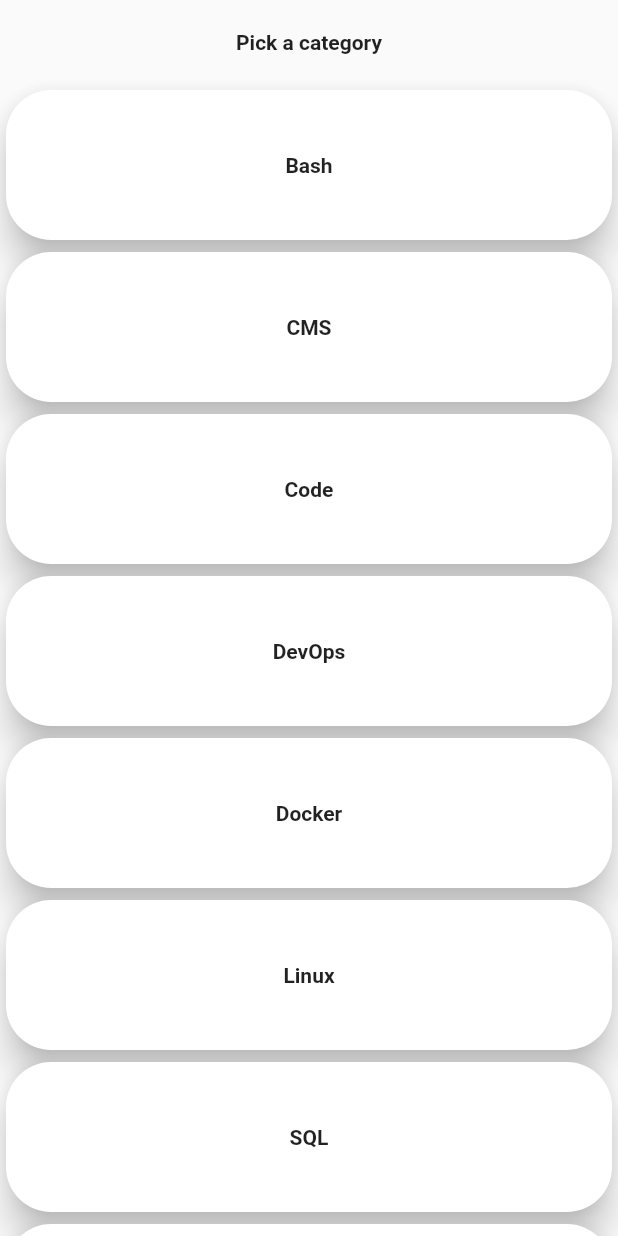
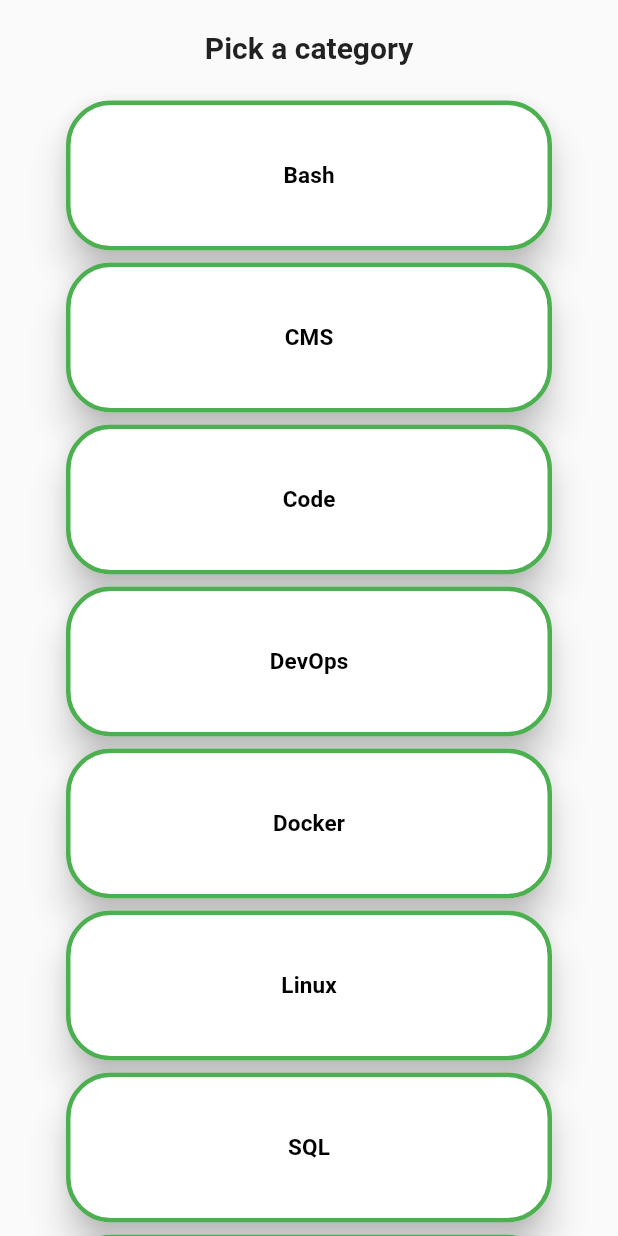
Before and after one commit to studAlexP/QuizIT_Flutter, a Flutter app: the CategoriesPage screen opened directly, on a phone screen of 412 x 824 dp. Run offline on Flutter 3.47's test engine with Material 2 defaults, Android fonts, the phone set to English and light mode, and no system bars; our stand-ins replace flutter_dotenv.

Commit message:
code cleanup + theme applied

```diff
--- a/lib/presentation/screens/categories/categories_screen.dart
+++ b/lib/presentation/screens/categories/categories_screen.dart
@@ -7,14 +7,25 @@ class CategoriesPage extends StatelessWidget {
 
   @override
   Widget build(BuildContext context) {
-    return const Scaffold(
+    return Scaffold(
       body: CategoriesPageContent(),
     );
   }
 }
 
 class CategoriesPageContent extends StatelessWidget {
-  const CategoriesPageContent({super.key});
+  CategoriesPageContent({super.key});
+
+  final List<String> categories = [
+    "Bash",
+    "CMS",
+    "Code",
+    "DevOps",
+    "Docker",
+    "Linux",
+    "SQL",
+    "Uncategorized"
+  ];
 
   void _onCategoryClicked(BuildContext context, String category) {
     Settings.category = category;
@@ -26,36 +37,21 @@ class CategoriesPageContent extends StatelessWidget {
   Widget build(BuildContext context) {
     return ListView(
       children: [
-        const Center(child: Padding(
-          padding: EdgeInsets.all(20.0),
+         Center(child: Padding(
+          padding: const EdgeInsets.all(20.0),
           child: Text("Pick a category",
-          style: TextStyle(fontWeight: FontWeight.bold),
+          style: Theme.of(context).textTheme.titleMedium,
           ),
         )),
-        CategoryCard(
-            categoryText: "Bash",
-            onTap: () => _onCategoryClicked(context, "Bash")),
-        CategoryCard(
-            categoryText: "CMS",
-            onTap: () => _onCategoryClicked(context, "CMS")),
-        CategoryCard(
-            categoryText: "Code",
-            onTap: () => _onCategoryClicked(context, "Code")),
-        CategoryCard(
-            categoryText: "DevOps",
-            onTap: () => _onCategoryClicked(context, "DevOps")),
-        CategoryCard(
-            categoryText: "Docker",
-            onTap: () => _onCategoryClicked(context, "Docker")),
-        CategoryCard(
-            categoryText: "Linux",
-            onTap: () => _onCategoryClicked(context, "Linux")),
-        CategoryCard(
-            categoryText: "SQL",
-            onTap: () => _onCategoryClicked(context, "SQL")),
-        CategoryCard(
-            categoryText: "Uncategorized",
-            onTap: () => _onCategoryClicked(context, "Uncategorized"))
+        ...categories.map(
+          (categoryText) => Container(
+            padding: const EdgeInsets.symmetric(horizontal: 40),
+            child: CategoryCard(
+              categoryText: categoryText,
+              onTap: () => _onCategoryClicked(context, categoryText),
+            ),
+          )
+        ).toList()
       ],
     );
   }
@@ -74,9 +70,6 @@ class CategoryCard extends StatelessWidget {
       crossAxisAlignment: CrossAxisAlignment.center,
       children: [
         Card(
-          elevation: 10,
-          shape:
-              RoundedRectangleBorder(borderRadius: BorderRadius.circular(30)),
           child: InkWell(
             onTap: () {
               Settings.category = categoryText;
@@ -88,7 +81,7 @@ class CategoryCard extends StatelessWidget {
                       child: Center(
                         child: Text(
                           categoryText,
-                      style: const TextStyle(fontWeight: FontWeight.bold),
+                          style: Theme.of(context).textTheme.titleSmall
                         ),
                       )),
                 ),
```
Lines whose indentation alone changed are shown as unchanged.
